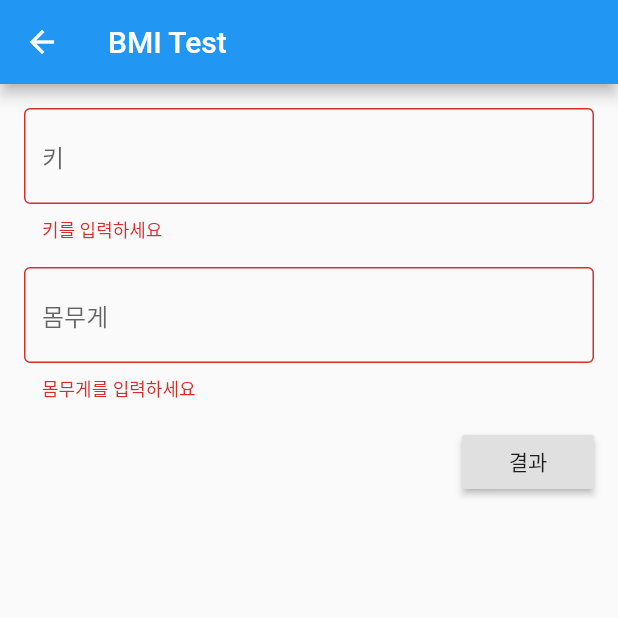
After one commit to busangangster/flutter_practice, a Flutter app: the BmiMain screen opened directly, after a tap on "결과", on a phone screen of 412 x 824 dp, the top half of it. The commit adds this screen. Run offline on Flutter 3.47's test engine with Material 2 defaults, Android fonts, the phone set to English and light mode, and no system bars; our stand-ins replace carousel_slider.

Commit message:
New practice

```diff
--- /dev/null
+++ b/lib/BMI/BMI_main.dart
@@ -0,0 +1,87 @@
+import 'package:flutter/material.dart';
+
+import 'BMI_result.dart';
+
+class BmiMain extends StatefulWidget {
+  const BmiMain({Key? key}) : super(key: key);
+
+  @override
+  _BmiMainState createState() => _BmiMainState();
+}
+
+class _BmiMainState extends State<BmiMain> {
+  final _formKey = GlobalKey<FormState>();
+  final _heightController = TextEditingController();
+  final _weightController = TextEditingController();
+
+  @override
+  void dispose() {
+    _heightController.dispose();
+    _weightController.dispose();
+    super.dispose();
+  }
+
+  @override
+  Widget build(BuildContext context) {
+    return Scaffold(
+        appBar: AppBar(title: Text("BMI Test")),
+        body: Container(
+            padding: const EdgeInsets.all(16),
+            child: Form(
+                key: _formKey,
+                child: Column(
+                  children: [
+                    TextFormField(
+                      decoration: InputDecoration(
+                        border: OutlineInputBorder(),
+                        hintText: '키',
+                      ),
+                      controller: _heightController,
+                      keyboardType: TextInputType.number,
+                      validator: (value) {
+                        if (value!.trim().isEmpty) {
+                          return '키를 입력하세요';
+                        }
+                        return null;
+                      },
+                    ),
+                    SizedBox(
+                      height: 16,
+                    ),
+                    TextFormField(
+                      decoration: InputDecoration(
+                        border: OutlineInputBorder(),
+                        hintText: '몸무게',
+                      ),
+                      controller: _weightController,
+                      keyboardType: TextInputType.number,
+                      validator: (value) {
+                        if (value!.trim().isEmpty) {
+                          return '몸무게를 입력하세요';
+                        }
+                        return null;
+                      },
+                    ),
+                    Container(
+                        margin: const EdgeInsets.only(top: 16),
+                        alignment: Alignment.centerRight,
+                        child: RaisedButton(
+                          onPressed: () {
+                            if (_formKey.currentState!.validate()) {
+                              Navigator.push(
+                                context,
+                                MaterialPageRoute(
+                                    builder: (context) => BmiResult(
+                                        double.parse(
+                                            _heightController.text.trim()),
+                                        double.parse(
+                                            _weightController.text.trim()))),
+                              );
+                            }
+                          },
+                          child: Text("결과"),
+                        ))
+                  ],
+                ))));
+  }
+}
--- /dev/null
+++ b/lib/BMI/BMI_result.dart
@@ -0,0 +1,69 @@
+import 'package:flutter/material.dart';
+
+class BmiResult extends StatelessWidget {
+  final double height;
+  final double weight;
+
+  BmiResult(this.height, this.weight);
+
+  @override
+  Widget build(BuildContext context) {
+    final bmi = weight / ((height / 100) * (height / 100));
+    print('bmi:$bmi');
+
+    String _calcBmi(double bmi) {
+      var result = '저체중';
+      if (bmi >= 35) {
+        result = '고도 비만';
+      } else if (bmi >= 30) {
+        result = "2단계 비만";
+      } else if (bmi >= 25) {
+        result = "1단계 비만";
+      } else if (bmi >= 23) {
+        result = '과체중';
+      } else if (bmi >= 18.5) {
+        result = '정상';
+      }
+      return result;
+    }
+
+    Widget _buildIcon(double bmi) {
+      if (bmi >= 23) {
+        return Icon(
+          Icons.sentiment_very_dissatisfied,
+          color: Colors.red,
+          size: 100,
+        );
+      } else if (bmi >= 18.5) {
+        return Icon(
+          Icons.sentiment_satisfied,
+          color: Colors.green,
+          size: 100,
+        );
+      } else {
+        return Icon(
+          Icons.sentiment_dissatisfied,
+          color: Colors.orange,
+          size: 100,
+        );
+      }
+    }
+
+    return Scaffold(
+        appBar: AppBar(title: Text("BMI Test")),
+        body: Center(
+            child: Column(
+          mainAxisAlignment: MainAxisAlignment.center,
+          children: <Widget>[
+            Text(
+              _calcBmi(bmi),
+              style: TextStyle(fontSize: 36),
+            ),
+            SizedBox(
+              height: 16,
+            ),
+            _buildIcon(bmi),
+          ],
+        )));
+  }
+}
--- a/lib/main.dart
+++ b/lib/main.dart
@@ -1,7 +1,7 @@
 import 'package:book/Easy_Ui/Easy_ui.dart';
 import 'package:flutter/cupertino.dart';
 import 'package:flutter/material.dart';
-import 'Animation/sliver_list.dart';
+import 'BMI/BMI_main.dart';
 
 void main() {
   runApp(const MyApp());
@@ -40,7 +40,7 @@ class _MyHomePageState extends State<MyHomePage> {
             child: Text('Open route'),
             onPressed: () {
               Navigator.push(
-                  context, MaterialPageRoute(builder: (context) => EasyUi()));
+                  context, MaterialPageRoute(builder: (context) => BmiMain()));
             },
           ),
         ));
--- a/pubspec.yaml
+++ b/pubspec.yaml
@@ -36,6 +36,7 @@ dependencies:
   cupertino_icons: ^1.0.2
   get: ^4.6.5
   intl: ^0.17.0
+  carousel_slider: ^4.1.1
 
 dev_dependencies:
   flutter_test:
@@ -61,6 +62,7 @@ flutter:
   assets:
     - assets/sample.jpg
     - assets/flutter.png
+    - assets/quote.jpg
 
   # To add assets to your application, add an assets section, like this:
   # assets:
```
Also changed, not shown: lib/Animation/hero.dart (+20 -8 lines), lib/Easy_Ui/Easy_ui.dart (+9 -6 lines), lib/Easy_Ui/Page1.dart (added, +144 -0 lines), lib/Easy_Ui/Page2.dart (added, +14 -0 lines), lib/Easy_Ui/Page3.dart (added, +14 -0 lines), assets/quote.jpg (added), pubspec.lock.
